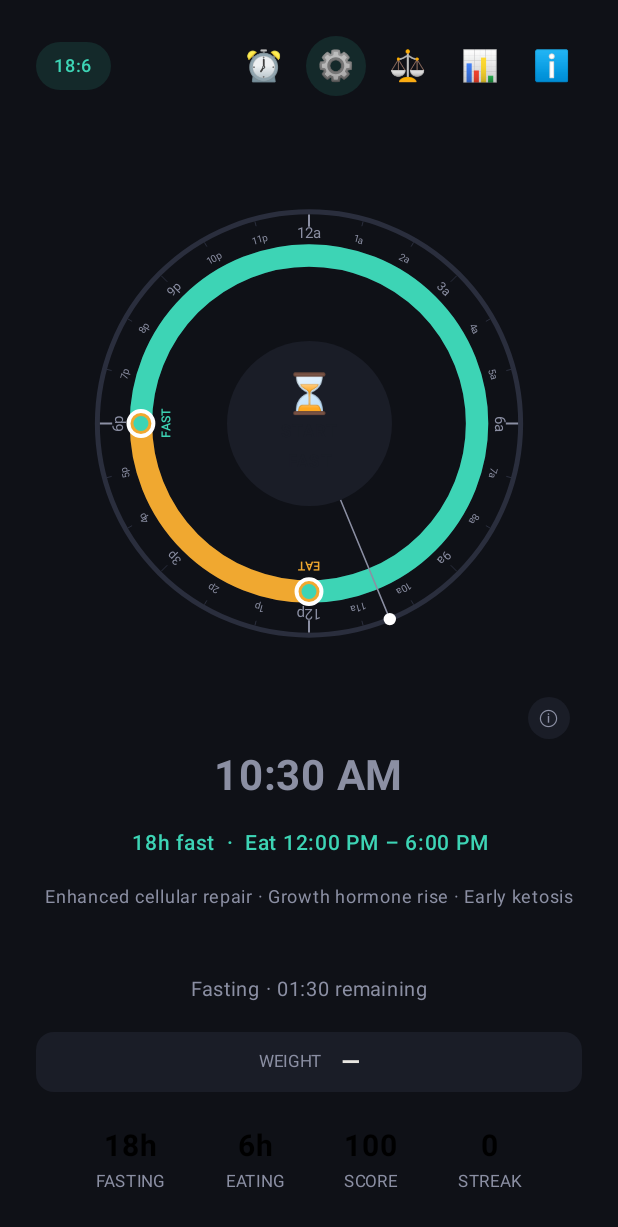
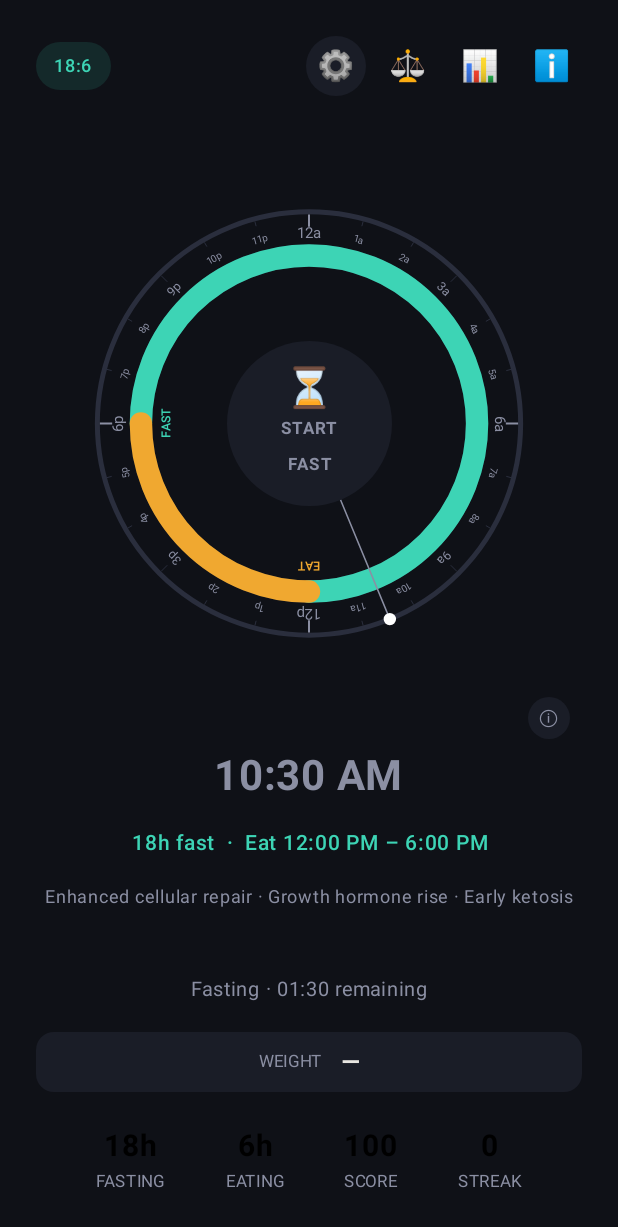
Before and after one commit to chrisws/fast-clock, an Android app built with Jetpack Compose: the screen it shows after launch (MainActivity), after a tap on an icon or button, on a phone screen of 412 x 824 dp. Shown: the top 1227 px of the screen. Run offline under Robolectric (Android 15) with nearby library versions, the phone set to English and light mode, and no system bars; 2 other taps on this screen came first.

Commit message:
Replace clock icon with center long press

```diff
--- a/android/app/src/main/java/com/fastclock/ui/FastClockScreen.kt
+++ b/android/app/src/main/java/com/fastclock/ui/FastClockScreen.kt
@@ -1,7 +1,10 @@
 package com.fastclock.ui
 
 import androidx.compose.foundation.background
+import androidx.compose.foundation.border
 import androidx.compose.foundation.clickable
+import androidx.compose.foundation.combinedClickable
+import androidx.compose.foundation.ExperimentalFoundationApi
 import androidx.compose.foundation.layout.Arrangement
 import androidx.compose.foundation.layout.Box
 import androidx.compose.foundation.layout.Column
@@ -15,9 +18,6 @@ import androidx.compose.foundation.layout.size
 import androidx.compose.foundation.layout.width
 import androidx.compose.foundation.shape.CircleShape
 import androidx.compose.foundation.shape.RoundedCornerShape
-import androidx.compose.material3.Button
-import androidx.compose.material3.ButtonDefaults
-import androidx.compose.material3.MaterialTheme
 import androidx.compose.material3.Text
 import androidx.compose.runtime.Composable
 import androidx.compose.runtime.LaunchedEffect
@@ -30,7 +30,6 @@ import androidx.compose.ui.Alignment
 import androidx.compose.ui.Modifier
 import androidx.compose.ui.text.font.FontWeight
 import androidx.compose.ui.text.style.TextAlign
-import androidx.compose.ui.text.style.TextOverflow
 import androidx.compose.ui.unit.dp
 import androidx.compose.ui.unit.sp
 import com.fastclock.BuildConfig
@@ -47,8 +46,6 @@ import com.fastclock.ui.theme.Surface
 import com.fastclock.ui.theme.Text
 import com.fastclock.ui.theme.TextMuted
 import java.util.Calendar
-import java.util.Date
-import kotlin.math.roundToInt
 import kotlin.time.Duration.Companion.milliseconds
 
 @Composable
@@ -192,6 +189,8 @@ fun FastClockScreen(state: FastState, onStateChange: (FastState) -> Unit) {
                 protocol = state.protocol,
                 fastHours = p.fastHours,
                 eatHours = p.eatHours,
+                eatStart = p.eatStart,
+                eatEnd = p.eatEnd,
                 onDismiss = { showProtocolInfo = false }
             )
         }
@@ -241,18 +240,6 @@ private fun TopBar(
         }
 
         Row(horizontalArrangement = Arrangement.spacedBy(8.dp)) {
-            // Clock mode toggle
-            Box(
-                modifier = Modifier.size(40.dp).clickable { onStateChange(state.copy(clockMode = !state.clockMode)) },
-                contentAlignment = Alignment.Center
-            ) {
-                Text(
-                    text = "\u23F0",
-                    fontSize = 20.sp,
-                    color = if (state.clockMode) Accent2 else TextMuted
-                )
-            }
-
             // Setup mode toggle (gear icon)
             Box(
                 modifier = Modifier
@@ -293,6 +280,7 @@ private fun TopBar(
 
 // ── Clock area: canvas + center button + digital time ──
 
+@OptIn(ExperimentalFoundationApi::class)
 @Composable
 private fun ClockArea(
     protocol: ResolvedProtocol,
@@ -316,8 +304,12 @@ private fun ClockArea(
             onProtocolChange = onProtocolChange
         )
 
-        // Center button
-        Button(
+        // Center button: tap to start/break fast, long-press to toggle rolling mode
+        Box(
+            modifier = Modifier
+                .size(110.dp)
+                .background(if (isFasting) Accent else Surface, CircleShape)
+                .combinedClickable(
                     onClick = {
                         if (isFasting) {
                             // Break fast: record session, apply score penalty
@@ -348,32 +340,47 @@ private fun ClockArea(
                             ))
                         }
                     },
-            shape = CircleShape,
-            colors = ButtonDefaults.buttonColors(
-                containerColor = if (isFasting) Accent else Surface,
-                contentColor = if (isFasting) Bg else MaterialTheme.colorScheme.onSurface
+                    onLongClick = { onStateChange(state.copy(clockMode = !state.clockMode)) }
                 ),
-            modifier = Modifier.size(110.dp)
+            contentAlignment = Alignment.Center
         ) {
-            Box(modifier = Modifier.fillMaxSize(), contentAlignment = Alignment.Center) {
             Column(horizontalAlignment = Alignment.CenterHorizontally) {
                 Text(
                     text = if (isFasting) "\uD83C\uDF5D" else "\u23F3",
-                        fontSize = 26.sp
+                    fontSize = 26.sp,
+                    color = if (isFasting) Bg else TextMuted
                 )
                 Text(
                     text = if (isFasting) "BREAK" else "START",
                     fontSize = 11.sp,
                     fontWeight = FontWeight.Bold,
-                        letterSpacing = 1.sp
+                    letterSpacing = 1.sp,
+                    color = if (isFasting) Bg else TextMuted
                 )
                 Text(
                     text = "FAST",
                     fontSize = 11.sp,
                     fontWeight = FontWeight.Bold,
-                        letterSpacing = 1.sp
+                    letterSpacing = 1.sp,
+                    color = if (isFasting) Bg else TextMuted
+                )
+
+                // Rolling mode indicator (small dot when active)
+                if (state.clockMode) {
+                    Spacer(modifier = Modifier.height(4.dp))
+                    Box(
+                        modifier = Modifier.size(6.dp).background(Accent2, CircleShape)
                     )
                 }
+            }
+
+            // Subtle ring when rolling mode is active
+            if (state.clockMode) {
+                Box(
+                    modifier = Modifier
+                        .matchParentSize()
+                        .border(2.dp, Accent2.copy(alpha = 0.5f), CircleShape)
+                )
             }
         }
 
@@ -659,6 +666,8 @@ private fun ProtocolInfoDialog(
     protocol: Protocol,
     fastHours: Int,
     eatHours: Int,
+    eatStart: Int,
+    eatEnd: Int,
     onDismiss: () -> Unit
 ) {
     Box(
@@ -674,7 +683,9 @@ private fun ProtocolInfoDialog(
                 .padding(24.dp),
             horizontalAlignment = Alignment.CenterHorizontally
         ) {
-            Text("${fastHours}:${eatHours}", fontSize = 28.sp, fontWeight = FontWeight.Bold, color = Accent2)
+            Text("${fmtHour(eatStart)} \u2013 ${fmtHour(eatEnd)}", fontSize = 28.sp, fontWeight = FontWeight.Bold, color = Accent2)
+            Spacer(modifier = Modifier.height(4.dp))
+            Text("eating window", fontSize = 13.sp, color = TextMuted)
             Spacer(modifier = Modifier.height(12.dp))
             Text("${fastHours}h fasting \u00B7 ${eatHours}h eating", fontSize = 14.sp, color = TextMuted)
             Spacer(modifier = Modifier.height(8.dp))
--- a/android/app/src/main/java/com/fastclock/ui/clock/ClockCanvas.kt
+++ b/android/app/src/main/java/com/fastclock/ui/clock/ClockCanvas.kt
@@ -241,7 +241,7 @@ private fun positionToHour(pos: Offset, canvasSize: Size): Float {
     val cy = canvasSize.height / 2f
     val dx = pos.x - cx
     val dy = pos.y - cy
-    var angle = atan2(dy.toDouble(), dx.toDouble()).toFloat() // -π..π, 0=right, +ve=clockwise (screen)
+    val angle = atan2(dy.toDouble(), dx.toDouble()).toFloat() // -π..π, 0=right, +ve=clockwise (screen)
     var clockAngle = angle + PI.toFloat() / 2f // shift so 0=top
     if (clockAngle < 0f) clockAngle += 2f * PI.toFloat()
     return clockAngle / (2f * PI.toFloat()) * 24f
@@ -254,7 +254,7 @@ private fun determineDragMode(touchHour: Float, p: ResolvedProtocol): Int {
     if (distToStart <= EDGE_TOLERANCE) return DRAG_RESIZE_START
     if (distToEnd <= EDGE_TOLERANCE) return DRAG_RESIZE_END
 
-    // If touching the fasting arc (not eating), allow rotate
+    // If touching the fasting arc (not eating), allow to rotate
     if (!isInEatingRange(touchHour, p.eatStart, p.eatEnd)) return DRAG_ROTATE
 
     return DRAG_NONE
```
Also changed, not shown: android/app/src/main/java/com/fastclock/ui/ClockLogic.kt (+4 -4 lines), 1 other file. Lines whose indentation alone changed are shown as unchanged.
